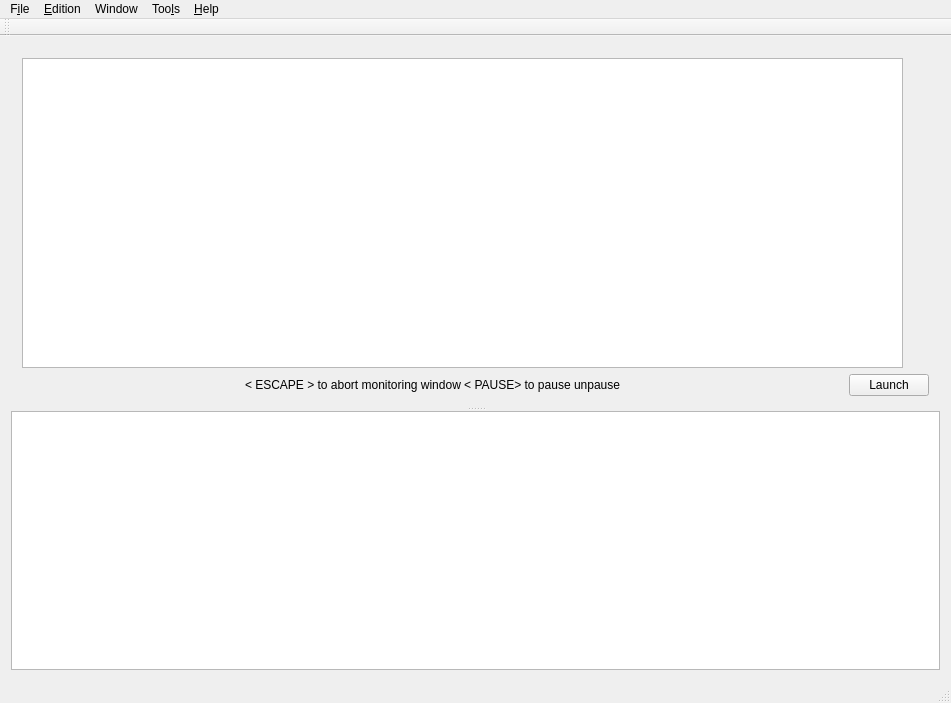
The window that chordv/src/mainwindow.ui (jpcima/chordv) describes before a commit, drawn with Qt 5.
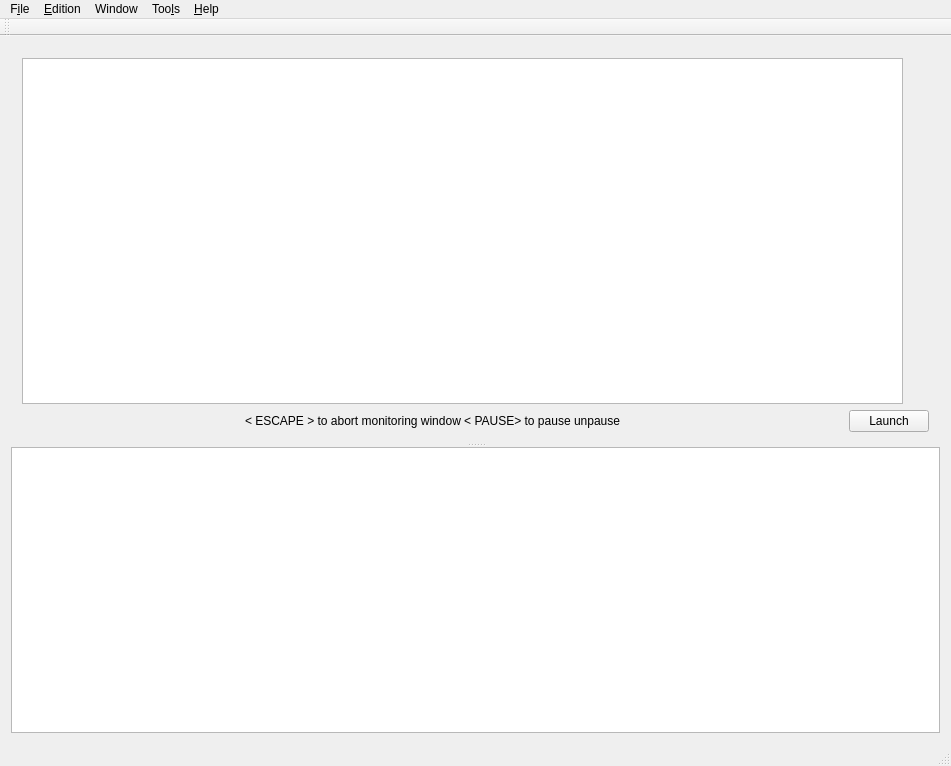
The same window after the commit. Icons and pictures are not drawn. Custom widgets are drawn as their Qt base class.

Patch:
```diff
--- a/chordv/src/mainwindow.ui
+++ b/chordv/src/mainwindow.ui
@@ -7,7 +7,7 @@
     <x>0</x>
     <y>0</y>
     <width>951</width>
-    <height>703</height>
+    <height>766</height>
    </rect>
   </property>
   <property name="windowTitle">
```
Left out of the diff: 31 changed lines with no effect on the pictures.
